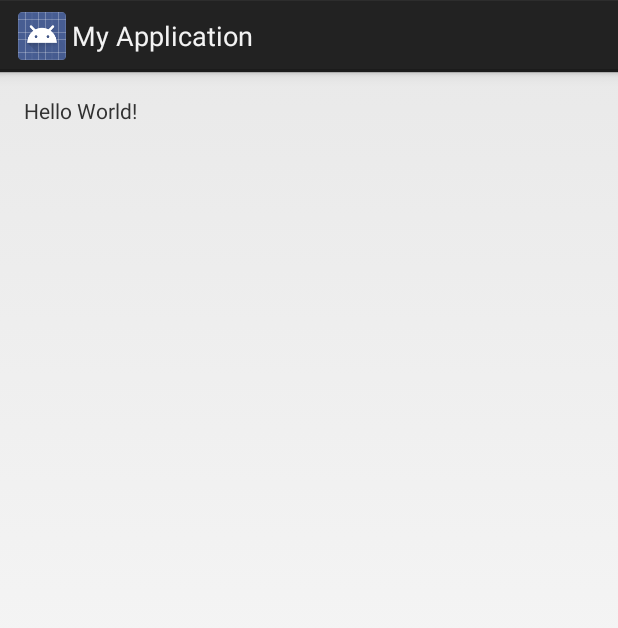
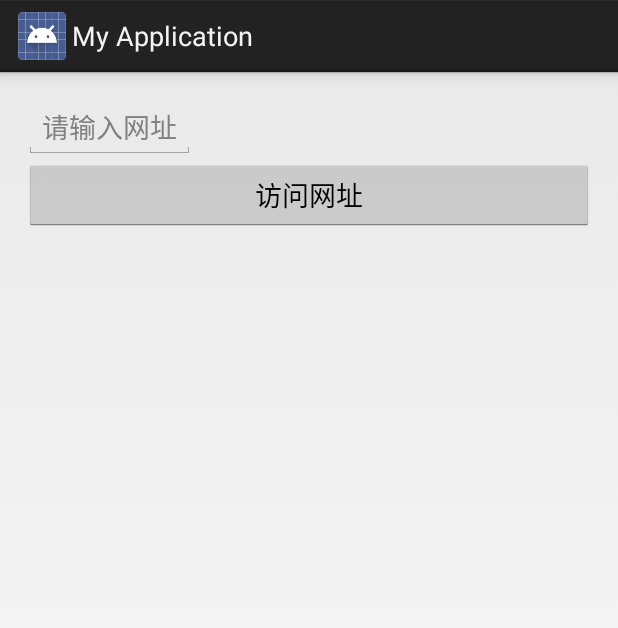
Before and after one commit to zhufenghua/MyApplication31, an Android app: the screen it shows after launch (MainActivity), on a phone screen of 412 x 824 dp. Shown: the top 628 px of the screen. Run offline under Robolectric (Android 15) with nearby library versions, the phone set to English and light mode, and no system bars.

Commit message:
完成了布局文件的搭建操作!

```diff
--- a/app/src/main/res/layout/activity_main.xml
+++ b/app/src/main/res/layout/activity_main.xml
@@ -1,17 +1,25 @@
 <?xml version="1.0" encoding="utf-8"?>
-<RelativeLayout xmlns:android="http://schemas.android.com/apk/res/android"
+<LinearLayout xmlns:android="http://schemas.android.com/apk/res/android"
     xmlns:tools="http://schemas.android.com/tools"
     android:id="@+id/activity_main"
     android:layout_width="match_parent"
     android:layout_height="match_parent"
+    android:orientation="vertical"
     android:paddingBottom="@dimen/activity_vertical_margin"
     android:paddingLeft="@dimen/activity_horizontal_margin"
     android:paddingRight="@dimen/activity_horizontal_margin"
     android:paddingTop="@dimen/activity_vertical_margin"
     tools:context="com.zp.cn.myapplication.MainActivity">
 
-    <TextView
+    <EditText
+        android:id="@+id/edit_url"
+        android:hint="请输入网址"
         android:layout_width="wrap_content"
         android:layout_height="wrap_content"
-        android:text="Hello World!" />
-</RelativeLayout>
+         />
+
+    <Button
+        android:text="访问网址"
+        android:layout_width="match_parent"
+        android:layout_height="wrap_content" />
+</LinearLayout>
```
